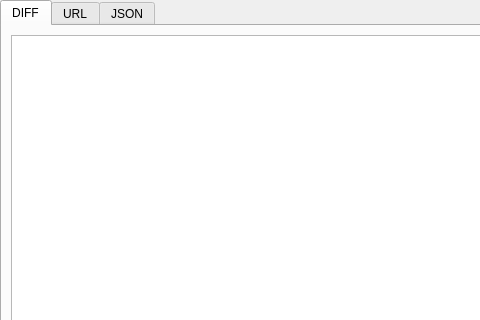
The window that mainwindow.ui (junknet/spider-tools) describes before a commit, drawn with Qt 5; both pictures show x 0 to 480 and y 0 to 320 of the 1086 by 697 pixel window.
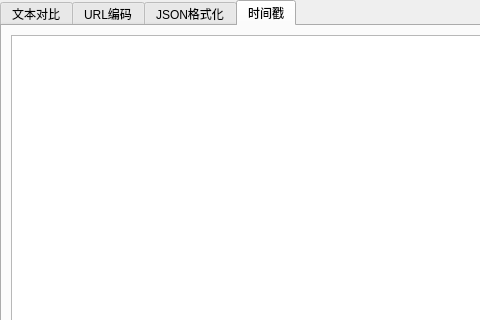
The same window after the commit.

Commit message: 文本对比 时间戳 完成

```diff
--- a/mainwindow.ui
+++ b/mainwindow.ui
@@ -42,7 +42,7 @@
        <enum>QTabWidget::Rounded</enum>
       </property>
       <property name="currentIndex">
-       <number>0</number>
+       <number>3</number>
       </property>
       <property name="usesScrollButtons">
        <bool>false</bool>
@@ -61,7 +61,7 @@
       </property>
       <widget class="QWidget" name="DIFF">
        <attribute name="title">
-        <string>DIFF</string>
+        <string>文本对比</string>
        </attribute>
        <layout class="QHBoxLayout" name="horizontalLayout_4">
         <item>
@@ -74,7 +74,7 @@
       </widget>
       <widget class="QWidget" name="URL">
        <attribute name="title">
-        <string>URL</string>
+        <string>URL编码</string>
        </attribute>
        <layout class="QHBoxLayout" name="horizontalLayout_2">
         <item>
@@ -87,7 +87,7 @@
       </widget>
       <widget class="QWidget" name="JSON">
        <attribute name="title">
-        <string>JSON</string>
+        <string>JSON格式化</string>
        </attribute>
        <layout class="QHBoxLayout" name="horizontalLayout_3">
         <item>
@@ -98,6 +98,19 @@
         </item>
        </layout>
       </widget>
+      <widget class="QWidget" name="timestamp">
+       <attribute name="title">
+        <string>时间戳</string>
+       </attribute>
+       <layout class="QHBoxLayout" name="horizontalLayout_5">
+        <item>
+         <widget class="QPlainTextEdit" name="timestamp_raw_window"/>
+        </item>
+        <item>
+         <widget class="QPlainTextEdit" name="timestamp_formated_window"/>
+        </item>
+       </layout>
+      </widget>
      </widget>
     </item>
    </layout>
```
The commit also changes 3 other files.
